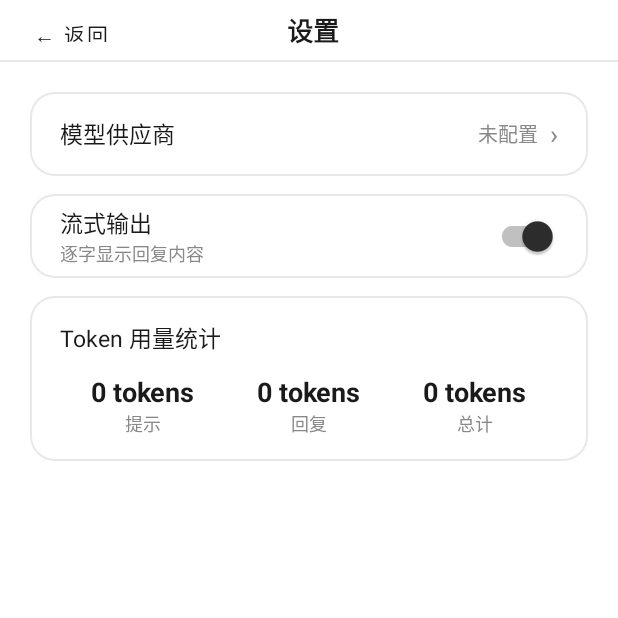
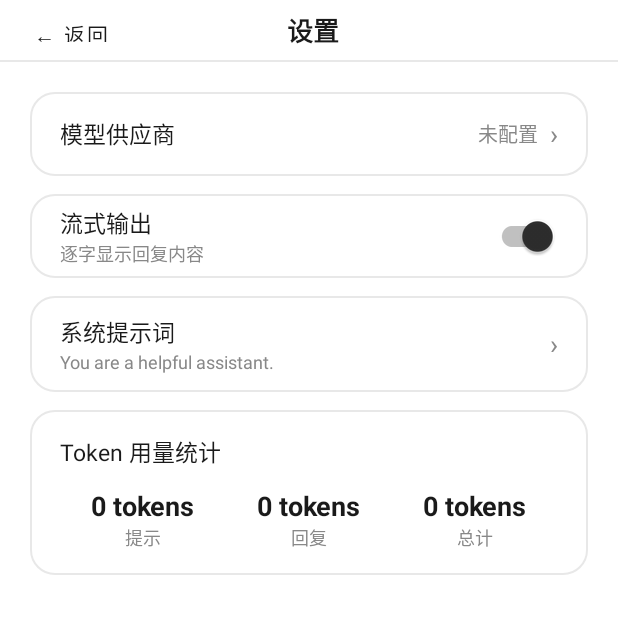
Before and after one commit to weiyuhl/Jasmine36, an Android app: the SettingsActivity screen opened directly, with no data from a screen before it, on a phone screen of 412 x 824 dp, the top half of it. Run offline under Robolectric (Android 15) with nearby library versions, the light colour scheme and no system bars; our stand-ins replace Room's generated code.

Commit message:
feat: System Prompt 管理 - 支持自定义/预设模板/持久化到对话

```diff
--- a/app/src/main/java/com/lhzkml/jasmine/MainActivity.kt
+++ b/app/src/main/java/com/lhzkml/jasmine/MainActivity.kt
@@ -235,12 +235,14 @@ class MainActivity : AppCompatActivity() {
             try {
                 if (currentConversationId == null) {
                     val title = if (message.length > 20) message.substring(0, 20) + "..." else message
+                    val systemPrompt = ProviderManager.getDefaultSystemPrompt(this@MainActivity)
                     currentConversationId = conversationRepo.createConversation(
                         title = title,
                         providerId = config.providerId,
-                        model = config.model
+                        model = config.model,
+                        systemPrompt = systemPrompt
                     )
-                    val systemMsg = ChatMessage.system("You are a helpful assistant.")
+                    val systemMsg = ChatMessage.system(systemPrompt)
                     messageHistory.add(systemMsg)
                     conversationRepo.addMessage(currentConversationId!!, systemMsg)
                 }
--- a/app/src/main/java/com/lhzkml/jasmine/ProviderManager.kt
+++ b/app/src/main/java/com/lhzkml/jasmine/ProviderManager.kt
@@ -72,6 +72,15 @@ object ProviderManager {
         prefs(ctx).edit().putBoolean("stream_enabled", enabled).apply()
     }
 
+    /** 获取默认系统提示词 */
+    fun getDefaultSystemPrompt(ctx: Context): String =
+        prefs(ctx).getString("default_system_prompt", null) ?: "You are a helpful assistant."
+
+    /** 设置默认系统提示词 */
+    fun setDefaultSystemPrompt(ctx: Context, prompt: String) {
+        prefs(ctx).edit().putString("default_system_prompt", prompt).apply()
+    }
+
     /** 获取当前启用的完整配置 */
     data class ActiveConfig(val providerId: String, val baseUrl: String, val model: String, val apiKey: String)
 
--- a/app/src/main/res/layout/activity_settings.xml
+++ b/app/src/main/res/layout/activity_settings.xml
@@ -127,6 +127,52 @@
                 android:layout_height="wrap_content" />
         </LinearLayout>
 
+        <!-- 系统提示词 -->
+        <LinearLayout
+            android:id="@+id/layoutSystemPrompt"
+            android:layout_width="match_parent"
+            android:layout_height="wrap_content"
+            android:layout_marginTop="12dp"
+            android:background="@drawable/bg_card"
+            android:gravity="center_vertical"
+            android:minHeight="56dp"
+            android:paddingHorizontal="20dp"
+            android:paddingVertical="12dp"
+            android:clickable="true"
+            android:focusable="true">
+
+            <LinearLayout
+                android:layout_width="0dp"
+                android:layout_height="wrap_content"
+                android:layout_weight="1"
+                android:orientation="vertical">
+
+                <TextView
+                    android:layout_width="wrap_content"
+                    android:layout_height="wrap_content"
+                    android:text="系统提示词"
+                    android:textSize="15sp"
+                    android:textColor="@color/text_primary" />
+
+                <TextView
+                    android:id="@+id/tvSystemPrompt"
+                    android:layout_width="wrap_content"
+                    android:layout_height="wrap_content"
+                    android:text="You are a helpful assistant."
+                    android:textSize="12sp"
+                    android:textColor="@color/text_secondary"
+                    android:maxLines="1"
+                    android:ellipsize="end" />
+            </LinearLayout>
+
+            <TextView
+                android:layout_width="wrap_content"
+                android:layout_height="wrap_content"
+                android:text="›"
+                android:textSize="18sp"
+                android:textColor="@color/text_secondary" />
+        </LinearLayout>
+
         <!-- Token 用量统计 -->
         <LinearLayout
             android:layout_width="match_parent"
--- a/jasmine-core/conversation/conversation-storage/src/main/java/com/lhzkml/jasmine/core/conversation/storage/JasmineDatabase.kt
+++ b/jasmine-core/conversation/conversation-storage/src/main/java/com/lhzkml/jasmine/core/conversation/storage/JasmineDatabase.kt
@@ -16,7 +16,7 @@ import com.lhzkml.jasmine.core.conversation.storage.entity.UsageEntity
  */
 @Database(
     entities = [ConversationEntity::class, MessageEntity::class, UsageEntity::class],
-    version = 2,
+    version = 3,
     exportSchema = false
 )
 abstract class JasmineDatabase : RoomDatabase() {
@@ -47,6 +47,13 @@ abstract class JasmineDatabase : RoomDatabase() {
             }
         }
 
+        /** v2 -> v3: conversations 表添加 systemPrompt 字段 */
+        private val MIGRATION_2_3 = object : Migration(2, 3) {
+            override fun migrate(db: SupportSQLiteDatabase) {
+                db.execSQL("ALTER TABLE conversations ADD COLUMN systemPrompt TEXT NOT NULL DEFAULT 'You are a helpful assistant.'")
+            }
+        }
+
         /**
          * 获取数据库单例
          */
@@ -57,7 +64,7 @@ abstract class JasmineDatabase : RoomDatabase() {
                     JasmineDatabase::class.java,
                     "jasmine.db"
                 )
-                    .addMigrations(MIGRATION_1_2)
+                    .addMigrations(MIGRATION_1_2, MIGRATION_2_3)
                     .build()
                     .also { INSTANCE = it }
             }
--- a/jasmine-core/conversation/conversation-storage/src/main/java/com/lhzkml/jasmine/core/conversation/storage/dao/ConversationDao.kt
+++ b/jasmine-core/conversation/conversation-storage/src/main/java/com/lhzkml/jasmine/core/conversation/storage/dao/ConversationDao.kt
@@ -37,6 +37,10 @@ interface ConversationDao {
     /** 删除对话（消息会级联删除） */
     @Query("DELETE FROM conversations WHERE id = :id")
     suspend fun deleteConversation(id: String)
+
+    /** 更新对话的系统提示词 */
+    @Query("UPDATE conversations SET systemPrompt = :systemPrompt, updatedAt = :updatedAt WHERE id = :id")
+    suspend fun updateSystemPrompt(id: String, systemPrompt: String, updatedAt: Long)
 
     /** 删除所有对话 */
     @Query("DELETE FROM conversations")
--- a/jasmine-core/conversation/conversation-storage/src/main/java/com/lhzkml/jasmine/core/conversation/storage/entity/ConversationEntity.kt
+++ b/jasmine-core/conversation/conversation-storage/src/main/java/com/lhzkml/jasmine/core/conversation/storage/entity/ConversationEntity.kt
@@ -16,6 +16,8 @@ data class ConversationEntity(
     val providerId: String,
     /** 使用的模型名称 */
     val model: String,
+    /** 该对话使用的系统提示词 */
+    val systemPrompt: String = "You are a helpful assistant.",
     /** 创建时间戳（毫秒） */
     val createdAt: Long,
     /** 最后更新时间戳（毫秒） */
```
Also changed, not shown: app/src/main/java/com/lhzkml/jasmine/SettingsActivity.kt (+54 -0 lines), jasmine-core/conversation/conversation-storage/src/main/java/com/lhzkml/jasmine/core/conversation/storage/ConversationRepository.kt (+15 -1 lines), jasmine-core/prompt/prompt-llm/src/main/java/com/lhzkml/jasmine/core/prompt/llm/SystemPromptManager.kt (added, +52 -0 lines), 2 other files.
